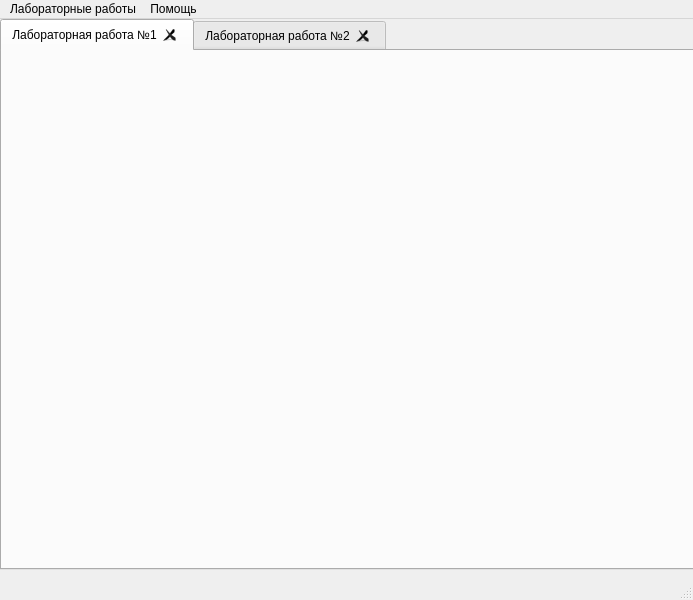
The window that Shell/design_files/main_window.ui (elvslv/PatternRecognition) describes before a commit, drawn with Qt 5.
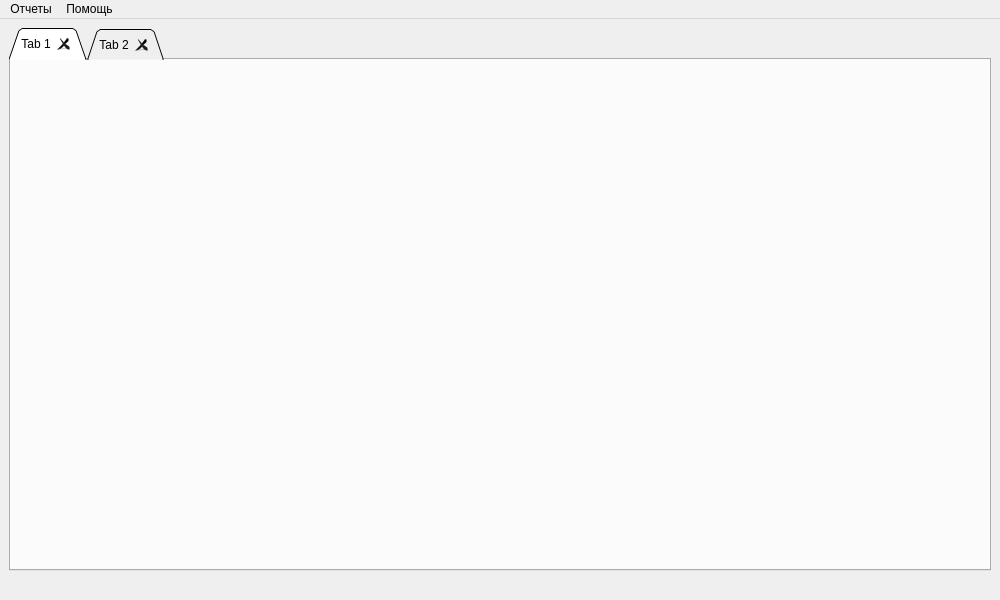
The same window after the commit.

Commit message: fix first part of first lab

The edit to the form file:
```diff
--- a/Shell/design_files/main_window.ui
+++ b/Shell/design_files/main_window.ui
@@ -6,7 +6,7 @@
    <rect>
     <x>0</x>
     <y>0</y>
-    <width>693</width>
+    <width>1000</width>
     <height>600</height>
    </rect>
   </property>
@@ -14,62 +14,103 @@
    <string>MainWindow</string>
   </property>
   <widget class="QWidget" name="centralwidget">
-   <widget class="QTabWidget" name="tabWidget">
-    <property name="geometry">
-     <rect>
-      <x>0</x>
-      <y>0</y>
-      <width>701</width>
-      <height>551</height>
-     </rect>
-    </property>
-    <property name="currentIndex">
-     <number>0</number>
-    </property>
-    <property name="tabsClosable">
-     <bool>true</bool>
-    </property>
-    <property name="movable">
-     <bool>true</bool>
-    </property>
-    <widget class="QWidget" name="lab1">
-     <attribute name="title">
-      <string>Лабораторная работа №1</string>
-     </attribute>
-    </widget>
-    <widget class="QWidget" name="lab2">
-     <attribute name="title">
-      <string>Лабораторная работа №2</string>
-     </attribute>
-    </widget>
-   </widget>
+   <layout class="QGridLayout" name="gridLayout">
+    <item row="0" column="0">
+     <widget class="QTabWidget" name="tabWidget">
+      <property name="enabled">
+       <bool>true</bool>
+      </property>
+      <property name="layoutDirection">
+       <enum>Qt::LeftToRight</enum>
+      </property>
+      <property name="tabPosition">
+       <enum>QTabWidget::North</enum>
+      </property>
+      <property name="tabShape">
+       <enum>QTabWidget::Triangular</enum>
+      </property>
+      <property name="currentIndex">
+       <number>0</number>
+      </property>
+      <property name="documentMode">
+       <bool>false</bool>
+      </property>
+      <property name="tabsClosable">
+       <bool>true</bool>
+      </property>
+      <property name="movable">
+       <bool>true</bool>
+      </property>
+      <widget class="QWidget" name="tab">
+       <property name="enabled">
+        <bool>false</bool>
+       </property>
+       <attribute name="title">
+        <string>Tab 1</string>
+       </attribute>
+      </widget>
+      <widget class="QWidget" name="tab_2">
+       <property name="enabled">
+        <bool>false</bool>
+       </property>
+       <attribute name="title">
+        <string>Tab 2</string>
+       </attribute>
+      </widget>
+     </widget>
+    </item>
+    <item row="1" column="0">
+     <widget class="QLabel" name="statusLabel">
+      <property name="text">
+       <string/>
+      </property>
+     </widget>
+    </item>
+   </layout>
   </widget>
   <widget class="QMenuBar" name="menubar">
    <property name="geometry">
     <rect>
      <x>0</x>
      <y>0</y>
-     <width>693</width>
+     <width>1000</width>
      <height>21</height>
     </rect>
    </property>
-   <widget class="QMenu" name="menuHelp">
-    <property name="title">
-     <string>Помощь</string>
-    </property>
-    <addaction name="actionAbout"/>
-   </widget>
    <widget class="QMenu" name="menuLabs">
+    <property name="enabled">
+     <bool>true</bool>
+    </property>
     <property name="title">
-     <string>Лабораторные работы</string>
+     <string>Отчеты</string>
     </property>
     <addaction name="actionLab1"/>
     <addaction name="actionLab2"/>
    </widget>
+   <widget class="QMenu" name="menuHelp">
+    <property name="title">
+     <string>Помощь</string>
+    </property>
+    <addaction name="actionAbout"/>
+   </widget>
    <addaction name="menuLabs"/>
    <addaction name="menuHelp"/>
   </widget>
-  <widget class="QStatusBar" name="statusbar"/>
+  <action name="actionLogin">
+   <property name="text">
+    <string>Войти</string>
+   </property>
+  </action>
+  <action name="actionExit">
+   <property name="text">
+    <string>Exit</string>
+   </property>
+  </action>
+  <action name="actionExit_2">
+   <property name="text">
+    <string>Exit</string>
+   </property>
+  </action>
   <action name="actionAbout">
    <property name="text">
     <string>О программе</string>
```
Left out of the diff: 156 changed lines with no effect on the pictures. The commit also changes 2 other files.
